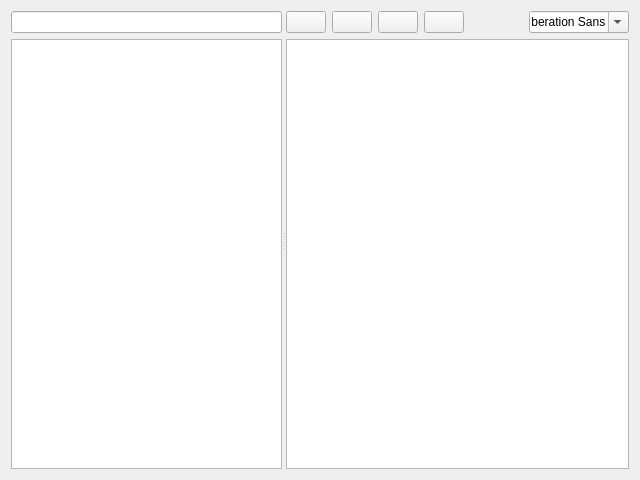
First picture: the form in pydevtoolplatform/qtdesign/sourceview.ui, repository seounghun-chung/4uwingnet, before the edit.
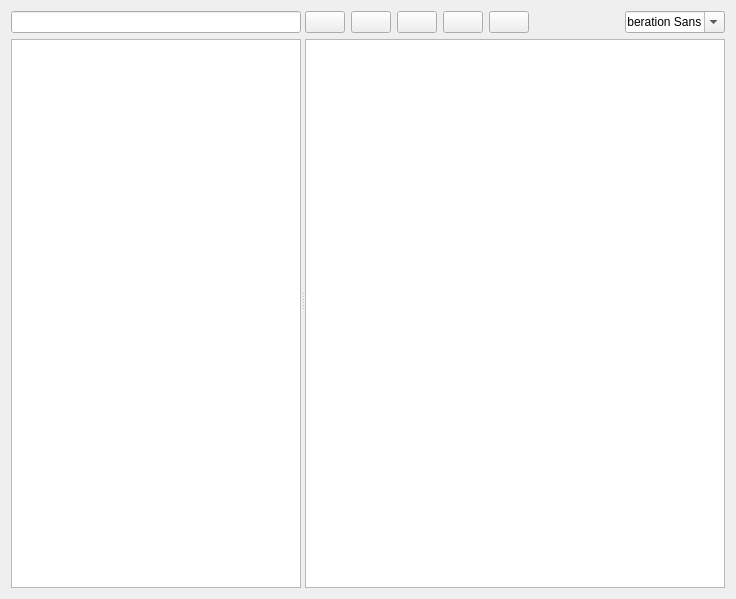
Second picture: the form after the edit. Custom widgets are drawn as their Qt base class.

Commit message: [pytool] add run button

```diff
--- a/pydevtoolplatform/qtdesign/sourceview.ui
+++ b/pydevtoolplatform/qtdesign/sourceview.ui
@@ -6,8 +6,8 @@
    <rect>
     <x>0</x>
     <y>0</y>
-    <width>640</width>
-    <height>480</height>
+    <width>736</width>
+    <height>599</height>
    </rect>
   </property>
   <property name="windowTitle">
@@ -67,6 +67,19 @@
            </property>
           </widget>
          </item>
+         <item>
+          <widget class="QPushButton" name="pushButton_5">
+           <property name="toolTip">
+            <string>Run Script ( Ctrl + r )</string>
+           </property>
+           <property name="text">
+            <string/>
+           </property>
+           <property name="shortcut">
+            <string>Ctrl+R</string>
+           </property>
+          </widget>
+         </item>
          <item>
           <spacer name="horizontalSpacer">
            <property name="orientation">
```
Left out of the diff: 10 changed lines with no effect on the pictures. The commit also changes 2 other files.
